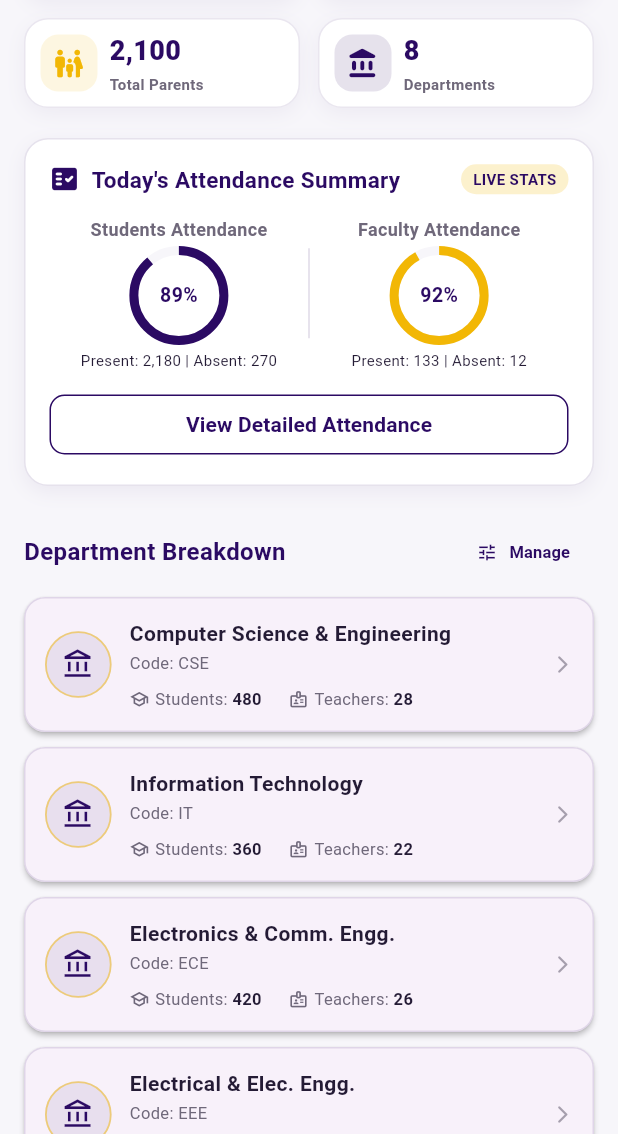
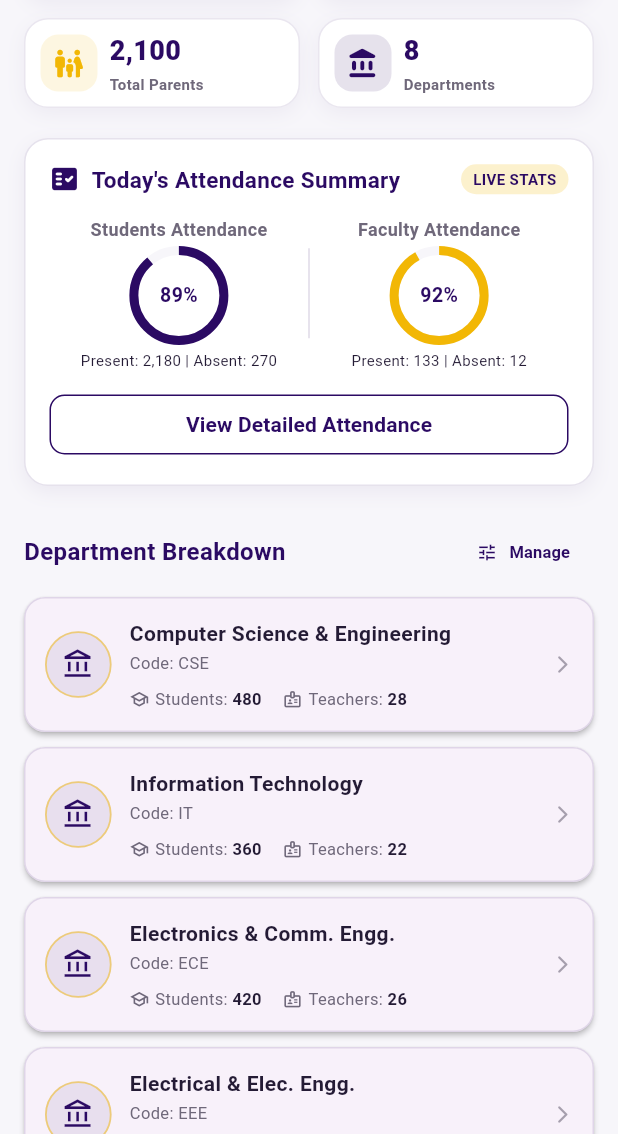
Before and after one commit to duraim001/Camp-Champ-App, a Flutter app: the AdminDashboardScreen screen opened directly, scrolled down 576 dp, on a phone screen of 412 x 824 dp, the part 102-1236 px from its top. Run offline on Flutter 3.47's test engine with Material 3 defaults, Android fonts, the phone set to English and light mode, and no system bars; our stand-ins replace supabase_flutter; accounts and stored records are empty.

Commit message:
feat(responsiveness): make Camp Champ app fully responsive across all mobile screen sizes and aspect ratios

```diff
--- a/lib/features/admin/presentation/screens/admin_dashboard_screen.dart
+++ b/lib/features/admin/presentation/screens/admin_dashboard_screen.dart
@@ -410,13 +410,17 @@ class _AdminDashboardScreenState extends State<AdminDashboardScreen> {
                         children: [
                           const Row(
                             children: [
-                              Text(
+                              Flexible(
+                                child: Text(
                                   'SYSTEM CONTROL CENTER',
+                                  maxLines: 1,
+                                  overflow: TextOverflow.ellipsis,
                                   style: TextStyle(
                                     fontSize: 10,
                                     fontWeight: FontWeight.w800,
                                     color: AppColors.gold,
                                     letterSpacing: 1.2,
+                                  ),
                                 ),
                               ),
                               SizedBox(width: 6),
@@ -427,6 +431,8 @@ class _AdminDashboardScreenState extends State<AdminDashboardScreen> {
                           const SizedBox(height: 2),
                           Text(
                             admin.name,
+                            maxLines: 1,
+                            overflow: TextOverflow.ellipsis,
                             style: const TextStyle(
                               fontSize: 18,
                               fontWeight: FontWeight.w900,
@@ -437,12 +443,16 @@ class _AdminDashboardScreenState extends State<AdminDashboardScreen> {
                           const SizedBox(height: 2),
                           Row(
                             children: [
-                              Text(
+                              Flexible(
+                                child: Text(
                                   admin.designation,
+                                  maxLines: 1,
+                                  overflow: TextOverflow.ellipsis,
                                   style: TextStyle(
                                     fontSize: 12,
                                     fontWeight: FontWeight.w600,
                                     color: AppColors.white.withValues(alpha: 0.9),
+                                  ),
                                 ),
                               ),
                               const SizedBox(width: 8),
@@ -455,13 +465,17 @@ class _AdminDashboardScreenState extends State<AdminDashboardScreen> {
                                 ),
                               ),
                               const SizedBox(width: 8),
-                              const Text(
+                              const Flexible(
+                                child: Text(
                                   'CAMPUS ADMIN',
+                                  maxLines: 1,
+                                  overflow: TextOverflow.ellipsis,
                                   style: TextStyle(
                                     fontSize: 10,
                                     fontWeight: FontWeight.bold,
                                     color: AppColors.gold,
                                     letterSpacing: 0.5,
+                                  ),
                                 ),
                               ),
                             ],
@@ -483,14 +497,19 @@ class _AdminDashboardScreenState extends State<AdminDashboardScreen> {
                     Row(
                       mainAxisAlignment: MainAxisAlignment.spaceBetween,
                       children: [
-                        const Text(
+                        const Flexible(
+                          child: Text(
                             'Primary Administration',
+                            maxLines: 1,
+                            overflow: TextOverflow.ellipsis,
                             style: TextStyle(
                               fontSize: 16,
                               fontWeight: FontWeight.bold,
                               color: AppColors.primaryPurple,
                             ),
                           ),
+                        ),
+                        const SizedBox(width: 4),
                         TextButton.icon(
                           onPressed: () {
                             setState(() {
@@ -683,21 +702,28 @@ class _AdminDashboardScreenState extends State<AdminDashboardScreen> {
                           Row(
                             mainAxisAlignment: MainAxisAlignment.spaceBetween,
                             children: [
-                              const Row(
+                              const Expanded(
+                                child: Row(
                                   children: [
                                     Icon(Icons.fact_check_rounded,
                                         color: AppColors.primaryPurple, size: 20),
                                     SizedBox(width: 8),
-                                  Text(
+                                    Flexible(
+                                      child: Text(
                                         "Today's Attendance Summary",
+                                        maxLines: 1,
+                                        overflow: TextOverflow.ellipsis,
                                         style: TextStyle(
                                           fontSize: 15,
                                           fontWeight: FontWeight.bold,
                                           color: AppColors.primaryPurple,
                                         ),
                                       ),
+                                    ),
                                   ],
                                 ),
+                              ),
+                              const SizedBox(width: 6),
                               Container(
                                 padding: const EdgeInsets.symmetric(
                                     horizontal: 8, vertical: 3),
@@ -832,14 +858,19 @@ class _AdminDashboardScreenState extends State<AdminDashboardScreen> {
                     Row(
                       mainAxisAlignment: MainAxisAlignment.spaceBetween,
                       children: [
-                        const Text(
+                        const Flexible(
+                          child: Text(
                             'Department Breakdown',
+                            maxLines: 1,
+                            overflow: TextOverflow.ellipsis,
                             style: TextStyle(
                               fontSize: 16,
                               fontWeight: FontWeight.bold,
                               color: AppColors.primaryPurple,
                             ),
                           ),
+                        ),
+                        const SizedBox(width: 4),
                         TextButton.icon(
                           onPressed: () {
                             Navigator.push(
@@ -933,6 +964,12 @@ class _AdminDashboardScreenState extends State<AdminDashboardScreen> {
                                         const SizedBox(height: 8),
                                         Row(
                                           children: [
+                                            Flexible(
+                                              child: FittedBox(
+                                                fit: BoxFit.scaleDown,
+                                                alignment: Alignment.centerLeft,
+                                                child: Row(
+                                                  children: [
                                                     const Icon(
                                                       Icons.school_outlined,
                                                       size: 13,
@@ -954,7 +991,7 @@ class _AdminDashboardScreenState extends State<AdminDashboardScreen> {
                                                         color: AppColors.darkText,
                                                       ),
                                                     ),
-                                            const SizedBox(width: 18),
+                                                    const SizedBox(width: 14),
                                                     const Icon(
                                                       Icons.badge_outlined,
                                                       size: 13,
@@ -974,6 +1011,10 @@ class _AdminDashboardScreenState extends State<AdminDashboardScreen> {
                                                         fontSize: 11,
                                                         fontWeight: FontWeight.bold,
                                                         color: AppColors.darkText,
+                                                      ),
+                                                    ),
+                                                  ],
+                                                ),
                                               ),
                                             ),
                                           ],
--- a/lib/features/admin/presentation/widgets/admin_stat_card.dart
+++ b/lib/features/admin/presentation/widgets/admin_stat_card.dart
@@ -63,12 +63,16 @@ class AdminStatCard extends StatelessWidget {
                   crossAxisAlignment: CrossAxisAlignment.start,
                   mainAxisAlignment: MainAxisAlignment.center,
                   children: [
-                    Text(
-                      value,
-                      style: const TextStyle(
-                        color: AppColors.primaryPurple,
-                        fontSize: 18,
-                        fontWeight: FontWeight.w900,
+                    FittedBox(
+                      fit: BoxFit.scaleDown,
+                      alignment: Alignment.centerLeft,
+                      child: Text(
+                        value,
+                        style: const TextStyle(
+                          color: AppColors.primaryPurple,
+                          fontSize: 18,
+                          fontWeight: FontWeight.w900,
+                        ),
                       ),
                     ),
                     const SizedBox(height: 2),
--- a/lib/features/student/presentation/screens/student_dashboard_screen.dart
+++ b/lib/features/student/presentation/screens/student_dashboard_screen.dart
@@ -437,7 +437,7 @@ class _StudentDashboardScreenState extends State<StudentDashboardScreen> {
                 physics: const NeverScrollableScrollPhysics(),
                 gridDelegate: const SliverGridDelegateWithFixedCrossAxisCount(
                   crossAxisCount: 2,
-                  childAspectRatio: 2.2,
+                  mainAxisExtent: 82,
                   crossAxisSpacing: 10,
                   mainAxisSpacing: 10,
                 ),
```
Also changed, not shown: lib/features/authentication/presentation/screens/faculty_registration_screen.dart (+11 -6 lines), lib/features/authentication/presentation/screens/parent_login_screen.dart (+13 -5 lines), lib/features/authentication/presentation/screens/student_login_screen.dart (+9 -4 lines), lib/features/authentication/presentation/widgets/google_login_button.dart (+11 -6 lines), lib/features/onboarding/presentation/widgets/feature_value_item.dart (+5 -2 lines), lib/features/parent/presentation/screens/parent_dashboard_screen.dart (+31 -6 lines), lib/features/student/presentation/widgets/student_stat_card.dart (+14 -5 lines), lib/features/teacher/presentation/screens/teacher_dashboard_screen.dart (+19 -7 lines), 2 other files. Lines whose indentation alone changed are shown as unchanged.
